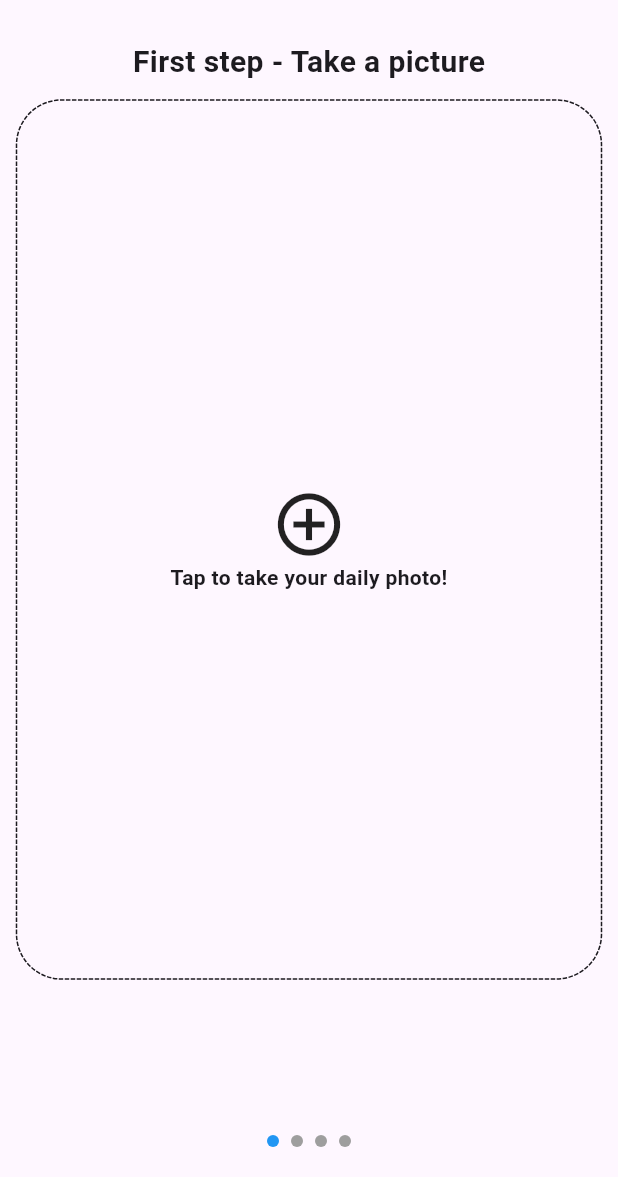
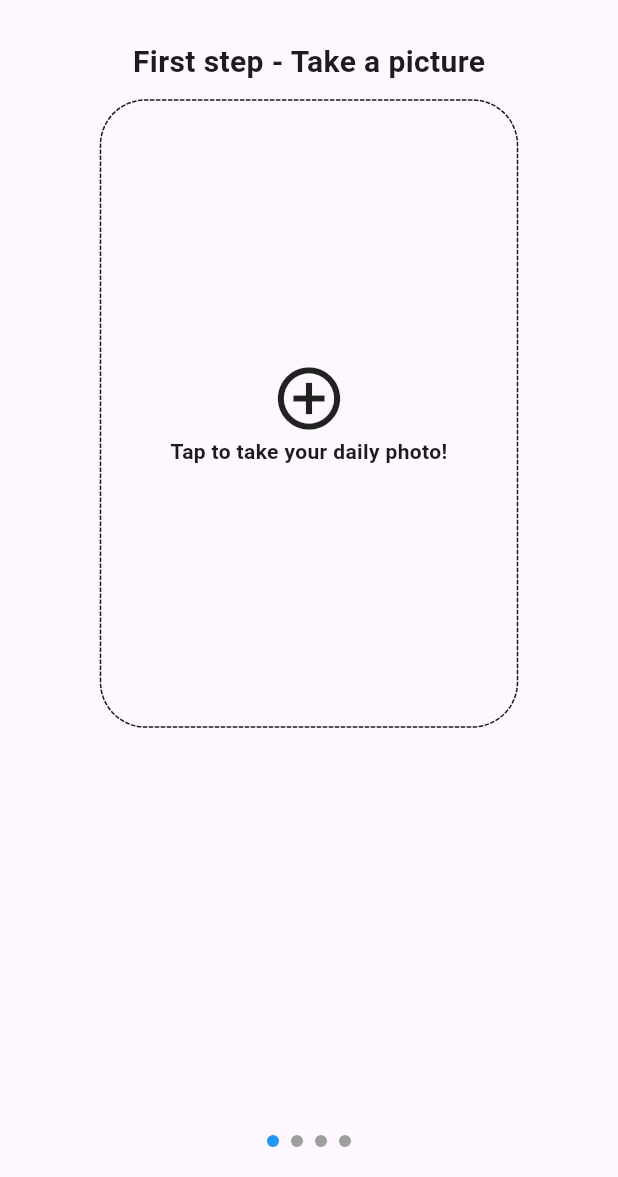
Before and after one commit to ju-rouaux/Highlight, a Flutter app: the screen it shows after launch, after a tap on "Tap to take your daily photo!", on a phone screen of 412 x 824 dp, the part 59-1236 px from its top. Run offline on Flutter 3.47's test engine with Material 3 defaults, Android fonts, the phone set to English and light mode, and no system bars; drawn by our look-alikes of dotted_border; our stand-ins replace image_picker, sqflite, table_calendar; accounts and stored records are empty; generated files the repository leaves out were written again.

Commit message:
Responsiveness & logo

```diff
--- a/lib/form_root.dart
+++ b/lib/form_root.dart
@@ -43,6 +43,8 @@ class _FormRootState extends State<FormRoot> {
           Expanded(
             child: ChangeNotifierProvider(
               create: (context) => widget.entry ?? NewEntry(),
+              child: Container(
+                constraints: const BoxConstraints(maxWidth: 300),
                 child: PageView(
                   controller: _pageController,
                   onPageChanged: (int page) {
@@ -62,6 +64,7 @@ class _FormRootState extends State<FormRoot> {
                     const FormMood(),
                     const FormValidation()
                   ],
+                ),
               ),
             ),
           ),
--- a/lib/main.dart
+++ b/lib/main.dart
@@ -1,3 +1,4 @@
+import 'package:flutter/services.dart';
 import 'package:highlight/calendar.dart';
 import 'package:highlight/timeline.dart';
 import 'package:flutter/material.dart';
@@ -24,7 +25,22 @@ Future<void> main() async {
       Locale('en'), // English
       Locale('fr'), // French
     ],
-    home: const MyHomePage(title: 'Highlight'),
+    home: OrientationBuilder(
+      builder: (BuildContext context, Orientation orientation) {
+        // Block rotation if device too small
+        if (MediaQuery.of(context).size.shortestSide < 500) {
+          SystemChrome.setPreferredOrientations([
+            DeviceOrientation.portraitUp,
+            DeviceOrientation.portraitDown,
+          ]);
+        }
+        if (orientation == Orientation.landscape) {
+          return const MyHomePageWithoutTabs(title: 'Highlight');
+        } else {
+          return const MyHomePage(title: 'Highlight');
+        }
+      },
+    ),
   ));
 }
 
@@ -57,10 +73,40 @@ class _MyHomePageState extends State<MyHomePage> {
           children: [
             Padding(
               padding: EdgeInsets.symmetric(horizontal: 20),
-                  child: Timeline()),
+              child: Timeline(),
+            ),
             Calendar(),
           ],
         ),
-        ));
+      ),
+    );
   }
 }
+
+class MyHomePageWithoutTabs extends StatelessWidget {
+  const MyHomePageWithoutTabs({super.key, required this.title});
+
+  final String title;
+
+  @override
+  Widget build(BuildContext context) {
+    return Scaffold(
+      appBar: AppBar(
+        title: Text(title),
+      ),
+      body: const Row(
+        children: [
+          Expanded(
+            child: Padding(
+              padding: EdgeInsets.symmetric(horizontal: 20),
+              child: Timeline(),
+            ),
+          ),
+          Expanded(
+            child: Calendar(),
+          ),
+        ],
+      ),
+    );
+  }
+}
--- a/lib/timeline.dart
+++ b/lib/timeline.dart
@@ -31,7 +31,10 @@ class _TimelineState extends State<Timeline> {
   @override
   Widget build(BuildContext context) {
     int offset = hasEntryForToday ? 0 : 1;
-    return ListView.builder(
+    return Center(
+      child: Container(
+        constraints: const BoxConstraints(maxWidth: 400),
+        child: ListView.builder(
           itemCount: entries.length + offset, // +1 pour l'élément du haut
           itemBuilder: (context, index) {
             if (index == 0 && !hasEntryForToday) {
@@ -59,6 +62,8 @@ class _TimelineState extends State<Timeline> {
                     },
                     child: PictureFrame(pictureModel: entries[index - offset])));
           },
+        ),
+      ),
     );
   }
 
--- a/pubspec.yaml
+++ b/pubspec.yaml
@@ -47,6 +47,3 @@ dev_dependencies:
 flutter:
   uses-material-design: true
   generate: true
-
-  assets:
-        - assets/images/
```
Also changed, not shown: assets/images/cat_placeholder.jpg (deleted), 44 other files. Lines whose indentation alone changed are shown as unchanged.
